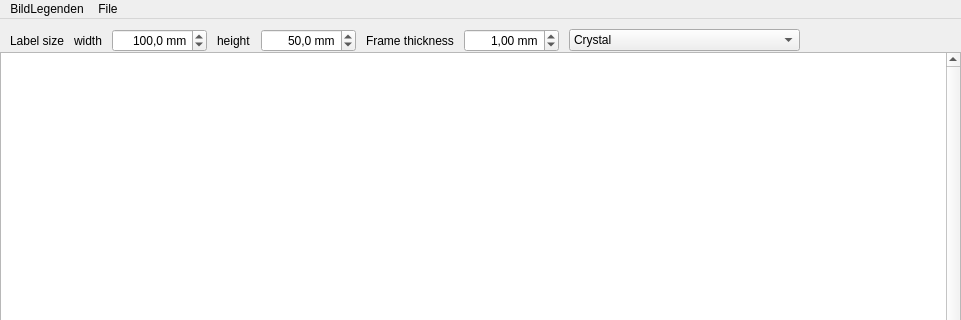
mac-curver/BilderLegenden, file mainwindow.ui: the form before one commit; both pictures show x 0 to 961 and y 0 to 320 of the 961 by 600 pixel window.
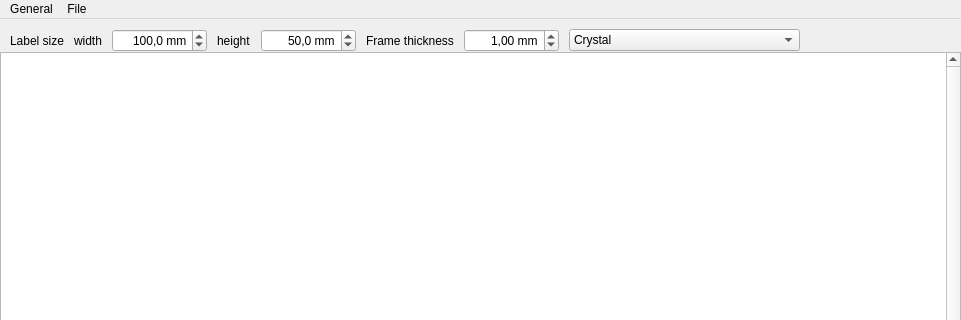
The form after the commit. Custom widgets are drawn as their Qt base class.

Commit message:
Main menu items correctly displayed
To properly display the main menu the text heusitic role for the items
und "Gerneral" changed to application specific. This arranges the menu
items properly on Mac.

Still an issu with proper translations.

Patch:
```diff
--- a/mainwindow.ui
+++ b/mainwindow.ui
@@ -335,12 +335,12 @@
      <x>0</x>
      <y>0</y>
      <width>961</width>
-     <height>29</height>
+     <height>33</height>
     </rect>
    </property>
-   <widget class="QMenu" name="menuBildLegenden">
+   <widget class="QMenu" name="menuBilderLegenden">
     <property name="title">
-     <string>BildLegenden</string>
+     <string>General</string>
     </property>
     <addaction name="actionAbout"/>
     <addaction name="actionPreferences"/>
@@ -357,7 +357,7 @@
     </widget>
     <addaction name="menuRecent_Projects"/>
    </widget>
-   <addaction name="menuBildLegenden"/>
+   <addaction name="menuBilderLegenden"/>
    <addaction name="menuFile"/>
   </widget>
   <widget class="QStatusBar" name="statusbar"/>
```
Left out of the diff: 6 changed lines with no effect on the pictures. The commit also changes 6 other files.
